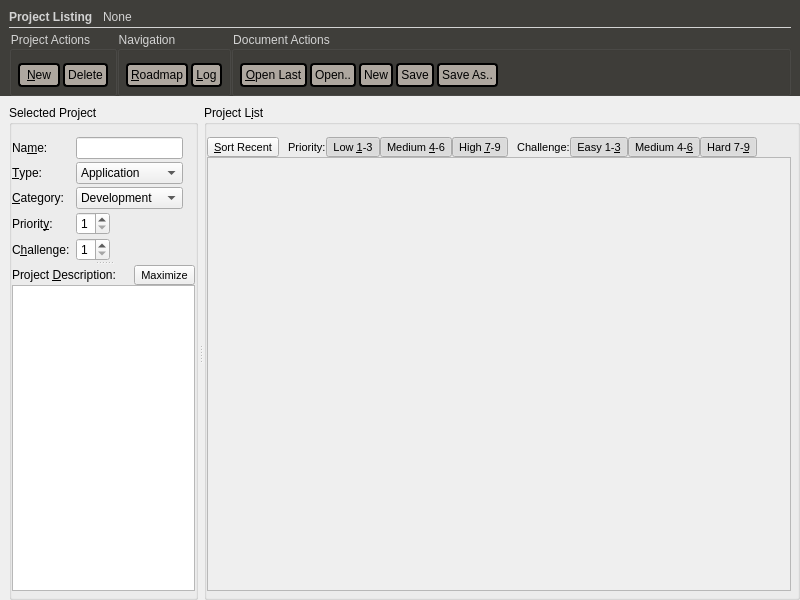
First picture: the form in forms/project2.ui, repository skriticos/nelia1, before the edit.
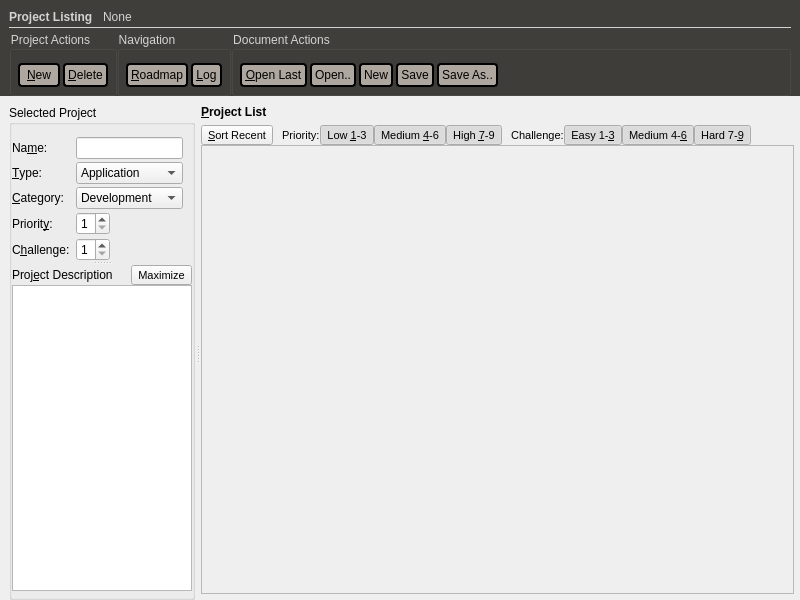
Second picture: the form after the edit.

Diff of the .ui file:
```diff
--- a/forms/project2.ui
+++ b/forms/project2.ui
@@ -213,7 +213,7 @@
                <bool>true</bool>
               </property>
               <property name="text">
-               <string>Delete</string>
+               <string>&amp;Delete</string>
               </property>
              </widget>
             </item>
@@ -794,7 +794,7 @@
                  </sizepolicy>
                 </property>
                 <property name="text">
-                 <string>Project &amp;Description:</string>
+                 <string>Proj&amp;ect Description</string>
                 </property>
                 <property name="buddy">
                  <cstring>text_project_info</cstring>
@@ -807,22 +807,19 @@
           </item>
          </layout>
         </widget>
-        <widget class="QGroupBox" name="project_list">
+        <widget class="QWidget" name="project_list" native="true">
          <property name="sizePolicy">
           <sizepolicy hsizetype="Preferred" vsizetype="Preferred">
            <horstretch>3</horstretch>
            <verstretch>0</verstretch>
           </sizepolicy>
          </property>
-         <property name="title">
-          <string>Project L&amp;ist</string>
-         </property>
          <layout class="QGridLayout" name="gridLayout_3">
           <property name="leftMargin">
            <number>0</number>
           </property>
           <property name="topMargin">
-           <number>12</number>
+           <number>0</number>
           </property>
           <property name="rightMargin">
            <number>6</number>
@@ -833,7 +830,7 @@
           <property name="spacing">
            <number>0</number>
           </property>
-          <item row="0" column="2">
+          <item row="1" column="2">
            <widget class="QLabel" name="label_8">
             <property name="font">
              <font>
@@ -845,7 +842,7 @@
             </property>
            </widget>
           </item>
-          <item row="0" column="6">
+          <item row="1" column="6">
            <widget class="QLabel" name="label_9">
             <property name="font">
              <font>
@@ -857,7 +854,7 @@
             </property>
            </widget>
           </item>
-          <item row="0" column="10">
+          <item row="1" column="10">
            <widget class="QToolButton" name="btn_challenge_hard">
             <property name="enabled">
              <bool>true</bool>
@@ -878,7 +875,7 @@
             </property>
            </widget>
           </item>
-          <item row="1" column="0" colspan="12">
+          <item row="2" column="0" colspan="12">
            <widget class="QTableView" name="tbl_project_list">
             <property name="enabled">
              <bool>false</bool>
@@ -908,7 +905,7 @@
             </property>
            </widget>
           </item>
-          <item row="0" column="9">
+          <item row="1" column="9">
            <widget class="QToolButton" name="btn_challenge_medium">
             <property name="enabled">
              <bool>true</bool>
@@ -929,7 +926,7 @@
             </property>
            </widget>
           </item>
-          <item row="0" column="7">
+          <item row="1" column="7">
            <widget class="QToolButton" name="btn_challenge_low">
             <property name="enabled">
              <bool>true</bool>
@@ -950,7 +947,7 @@
             </property>
            </widget>
           </item>
-          <item row="0" column="3">
+          <item row="1" column="3">
            <widget class="QToolButton" name="btn_prio_low">
             <property name="enabled">
              <bool>true</bool>
@@ -971,7 +968,7 @@
             </property>
            </widget>
           </item>
-          <item row="0" column="11">
+          <item row="1" column="11">
            <spacer name="horizontalSpacer_3">
             <property name="orientation">
              <enum>Qt::Horizontal</enum>
@@ -984,7 +981,7 @@
             </property>
            </spacer>
           </item>
-          <item row="0" column="1">
+          <item row="1" column="1">
            <widget class="QToolButton" name="btn_project_sort_modified">
             <property name="enabled">
              <bool>true</bool>
@@ -1002,7 +999,7 @@
             </property>
            </widget>
           </item>
-          <item row="0" column="5">
+          <item row="1" column="5">
            <widget class="QToolButton" name="btn_prio_high">
             <property name="enabled">
              <bool>true</bool>
@@ -1023,7 +1020,7 @@
             </property>
            </widget>
           </item>
-          <item row="0" column="4">
+          <item row="1" column="4">
            <widget class="QToolButton" name="btn_prio_medium">
             <property name="font">
              <font>
@@ -1041,6 +1038,31 @@
             </property>
            </widget>
           </item>
+          <item row="0" column="1">
+           <widget class="QLabel" name="label_10">
+            <property name="minimumSize">
+             <size>
+              <width>0</width>
+              <height>20</height>
+             </size>
+            </property>
+            <property name="font">
+             <font>
+              <weight>75</weight>
+              <bold>true</bold>
+             </font>
+            </property>
+            <property name="text">
+             <string>&amp;Project List</string>
+            </property>
+            <property name="alignment">
+             <set>Qt::AlignLeading|Qt::AlignLeft|Qt::AlignTop</set>
+            </property>
+            <property name="buddy">
+             <cstring>tbl_project_list</cstring>
+            </property>
+           </widget>
+          </item>
          </layout>
         </widget>
        </widget>
```
